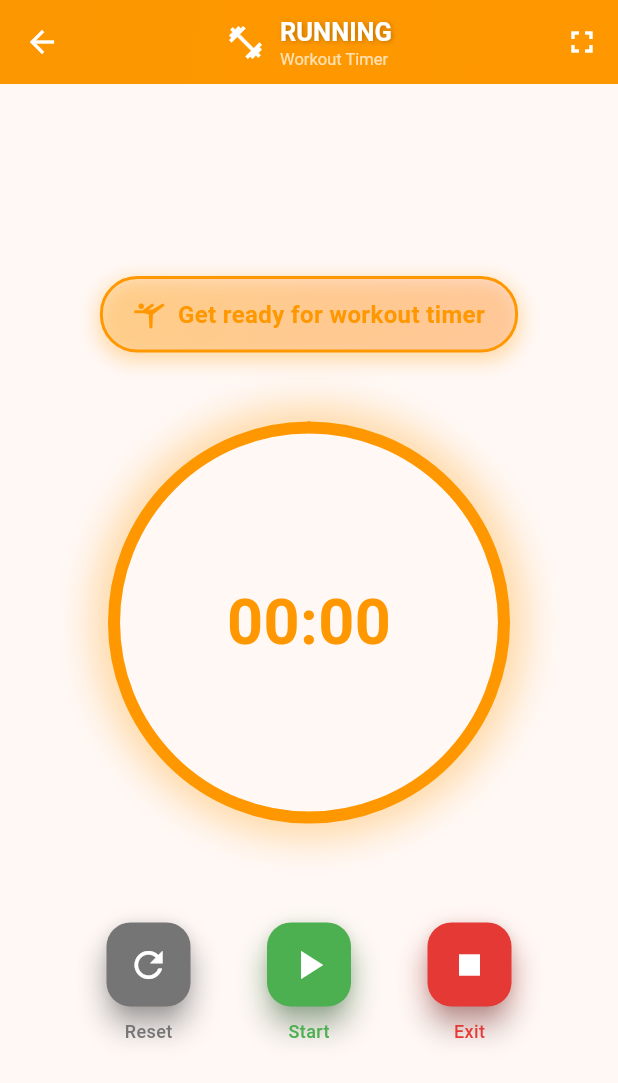
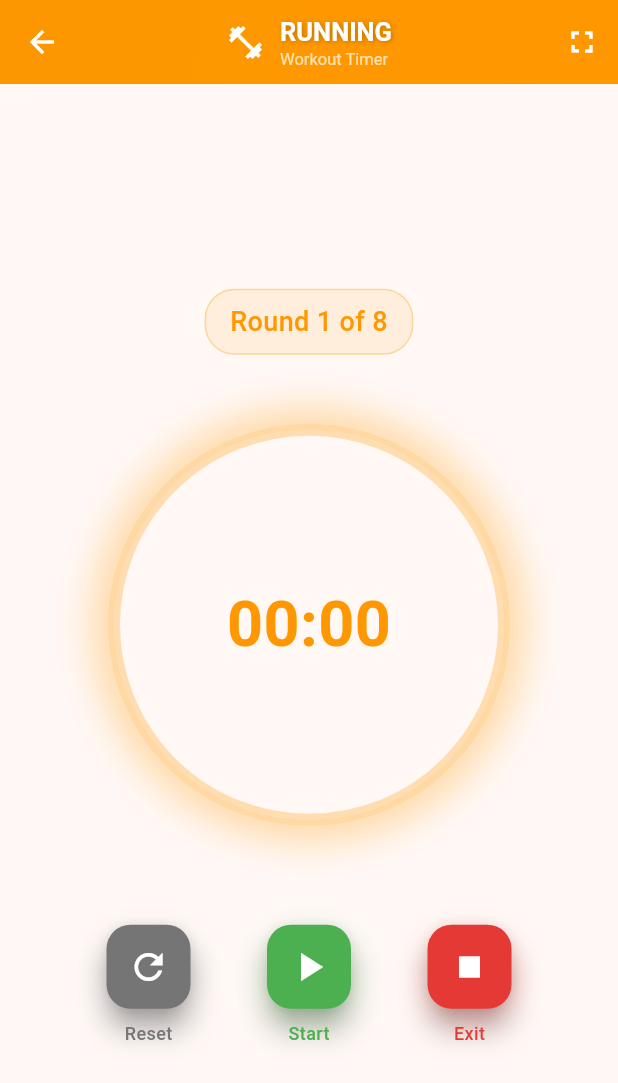
Before and after one commit to AlexHerDom/crossfit_timer, a Flutter app: the screen it shows after launch, after a tap on "RUNNING", on a phone screen of 412 x 824 dp. Shown: the top 1083 px of the screen. Run offline on Flutter 3.47's test engine with Material 3 defaults, Android fonts, the phone set to English and light mode, and no system bars; drawn by our look-alikes of flutter_animate; our stand-ins replace audioplayers, confetti, flutter_tts, share_plus, shared_preferences, wakelock_plus.

Commit message:
feat: Add basic Running timer logic
- Add Running-specific variables (_isRunningDistance, _targetDistance, _restSeconds)
- Add RUNNING case to timer setup with configuration loading
- Implement ascending chronometer for running phase
- Load running distance, rest time, and rounds from SharedPreferences
- Prepare foundation for manual distance completion

```diff
--- a/lib/screens/timer_screen.dart
+++ b/lib/screens/timer_screen.dart
@@ -36,6 +36,11 @@ class _TimerScreenState extends State<TimerScreen> {
   int _totalRounds = 1;
   bool _isWorkPeriod = true; // Para Tabata (trabajo vs descanso)
   bool _isFullScreen = false; // Para modo pantalla completa
+
+  // Variables específicas para RUNNING
+  bool _isRunningDistance = true; // true = corriendo, false = descansando
+  int _targetDistance = 400; // metros objetivo
+  int _restSeconds = 120; // segundos de descanso
 
   // Variables para preparación
   int _preparationTime = 10;
@@ -400,6 +405,15 @@ class _TimerScreenState extends State<TimerScreen> {
         _isPreparation = false;
         _currentSeconds = _totalSeconds;
         break;
+      case 'RUNNING':
+        // Configuración para Running
+        _targetDistance = prefs.getInt('running_distance') ?? 400;
+        _restSeconds = prefs.getInt('running_rest_seconds') ?? 120;
+        _totalRounds = prefs.getInt('running_rounds') ?? 8;
+        _isRunningDistance = true;
+        _isPreparation = false;
+        _currentSeconds = 0; // Cronómetro empieza en 0
+        break;
     }
     setState(() {}); // Actualizar la UI con los nuevos valores
   }
@@ -434,7 +448,10 @@ class _TimerScreenState extends State<TimerScreen> {
 
     _timer = Timer.periodic(const Duration(seconds: 1), (timer) {
       setState(() {
-        if (_currentSeconds > 0) {
+        // Lógica especial para RUNNING: cronómetro ascendente cuando está corriendo
+        if (widget.timerType == 'RUNNING' && _isRunningDistance) {
+          _currentSeconds++; // Cronómetro ascendente
+        } else if (_currentSeconds > 0) {
           _currentSeconds--;
 
           // Durante la preparación
```
